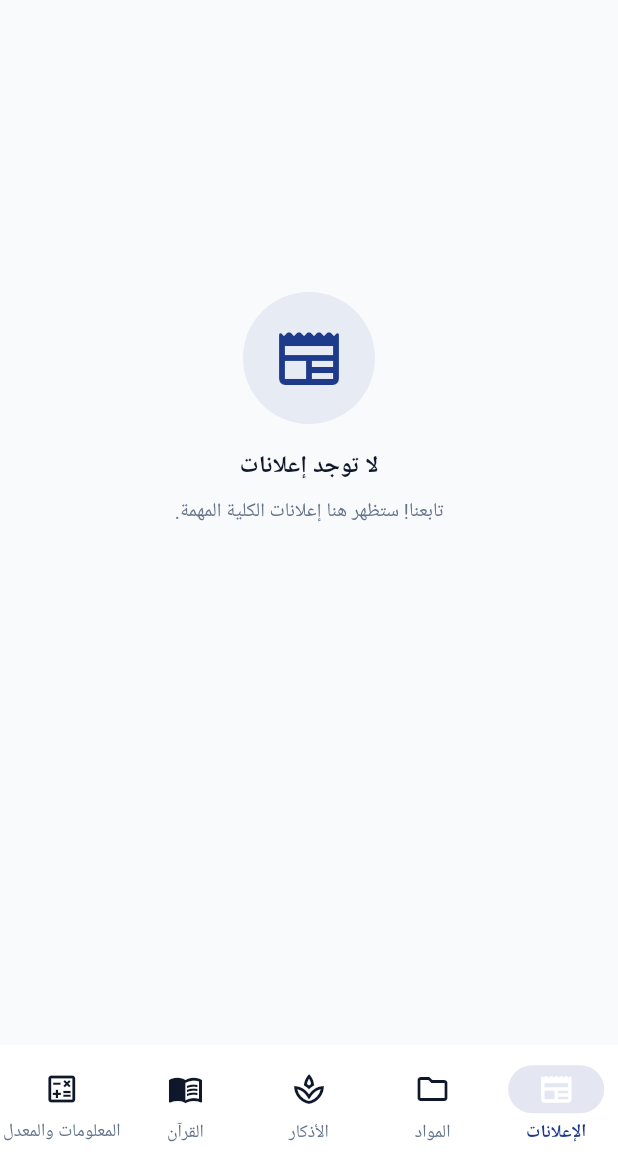
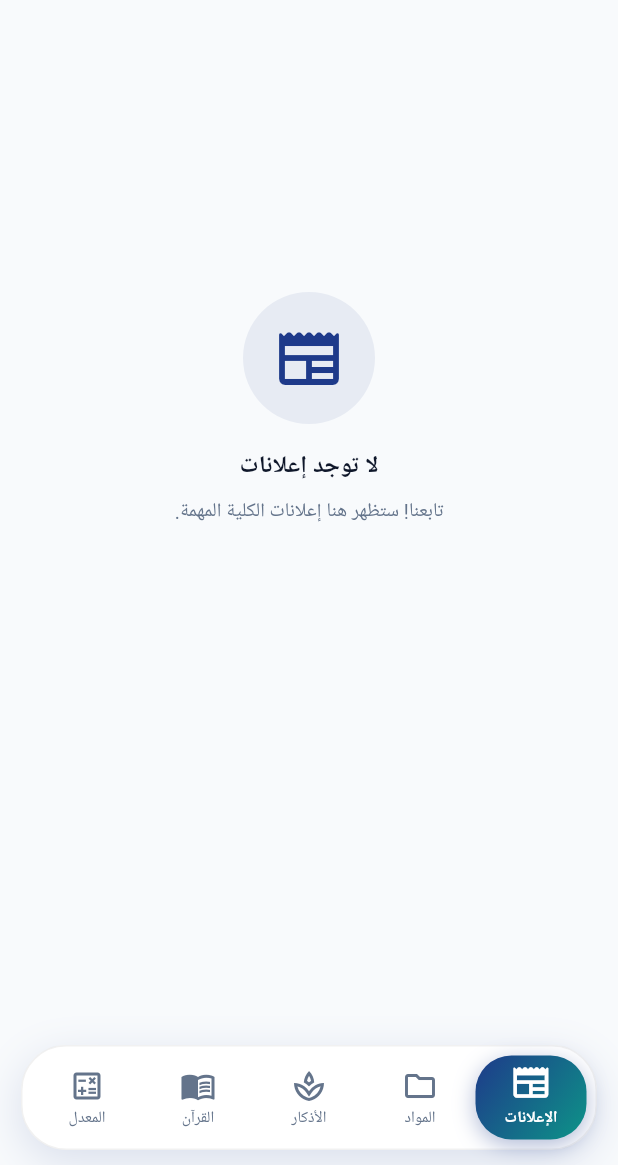
Before and after one commit to gamalzakareya6-star/GenZoo-app, a Flutter app: the MainNavigationScreen screen opened directly, scrolled down 244 dp, on a phone screen of 412 x 824 dp, the part 71-1236 px from its top. Run offline on Flutter 3.47's test engine with Material 3 defaults, Android fonts, the phone set to English and light mode, and no system bars; our stand-ins replace cloud_firestore, file_picker, firebase_auth, firebase_core, firebase_messaging, flutter_compass and 6 more; missing offline and left inert: ota_update; accounts and stored records are empty; network calls fail; Roboto replaces fonts that are missing (Cairo).

Commit message:
Bottom bar: sliding gradient pill that follows page swipes, icon lift, labels always visible, badge support
Co-Authored-By: Claude Sonnet 5.5 <noreply@anthropic.com>
Claude-Session: https://claude.ai/code/session_01GVb6vdXPADLjyTr5ypMTK2

```diff
--- a/lib/screens/main_navigation_screen.dart
+++ b/lib/screens/main_navigation_screen.dart
@@ -6,6 +6,7 @@ import '../models/user_model.dart';
 import '../core/constants/app_colors.dart';
 import '../widgets/custom_widgets.dart';
 import '../widgets/update_dialog.dart';
+import '../widgets/interactive_bottom_bar.dart';
 import 'home/home_screen.dart';
 import 'materials/materials_screen.dart';
 import 'azkar/azkar_screen.dart';
@@ -116,9 +117,10 @@ class _MainNavigationScreenState extends State<MainNavigationScreen> {
         onPageChanged: (i) => setState(() => _currentIndex = i),
         children: _screens.map((w) => KeepAlivePage(child: w)).toList(),
       ),
-      bottomNavigationBar: NavigationBar(
+      bottomNavigationBar: InteractiveBottomBar(
         selectedIndex: _currentIndex,
-        onDestinationSelected: (index) {
+        controller: _pageController,
+        onItemSelected: (index) {
           setState(() => _currentIndex = index);
           _pageController.animateToPage(
             index,
@@ -126,32 +128,27 @@ class _MainNavigationScreenState extends State<MainNavigationScreen> {
             curve: Curves.easeOutCubic,
           );
         },
-        destinations: const [
-          NavigationDestination(
-            icon: Icon(Icons.newspaper_outlined),
-            selectedIcon: Icon(Icons.newspaper_rounded),
-            label: 'الإعلانات',
-          ),
-          NavigationDestination(
-            icon: Icon(Icons.folder_outlined),
-            selectedIcon: Icon(Icons.folder_rounded),
-            label: 'المواد',
-          ),
-          NavigationDestination(
-            icon: Icon(Icons.spa_outlined),
-            selectedIcon: Icon(Icons.spa_rounded),
-            label: 'الأذكار',
-          ),
-          NavigationDestination(
-            icon: Icon(Icons.menu_book_outlined),
-            selectedIcon: Icon(Icons.menu_book_rounded),
-            label: 'القرآن',
-          ),
-          NavigationDestination(
-            icon: Icon(Icons.calculate_outlined),
-            selectedIcon: Icon(Icons.calculate_rounded),
-            label: 'المعلومات والمعدل',
-          ),
+        items: const [
+          InteractiveNavItem(
+              icon: Icons.newspaper_outlined,
+              activeIcon: Icons.newspaper_rounded,
+              label: 'الإعلانات'),
+          InteractiveNavItem(
+              icon: Icons.folder_outlined,
+              activeIcon: Icons.folder_rounded,
+              label: 'المواد'),
+          InteractiveNavItem(
+              icon: Icons.spa_outlined,
+              activeIcon: Icons.spa_rounded,
+              label: 'الأذكار'),
+          InteractiveNavItem(
+              icon: Icons.menu_book_outlined,
+              activeIcon: Icons.menu_book_rounded,
+              label: 'القرآن'),
+          InteractiveNavItem(
+              icon: Icons.calculate_outlined,
+              activeIcon: Icons.calculate_rounded,
+              label: 'المعدل'),
         ],
       ),
     );
--- /dev/null
+++ b/lib/widgets/interactive_bottom_bar.dart
@@ -0,0 +1,233 @@
+import 'package:flutter/material.dart';
+import 'package:flutter/services.dart';
+
+import '../core/constants/app_colors.dart';
+
+class InteractiveNavItem {
+  final IconData icon;
+  final IconData activeIcon;
+  final String label;
+  final int badge; // 0 = no badge
+
+  const InteractiveNavItem({
+    required this.icon,
+    required this.activeIcon,
+    required this.label,
+    this.badge = 0,
+  });
+}
+
+/// Floating bottom navigation bar.
+///
+/// A single gradient "pill" slides under the items and follows the
+/// [PageController] while the user swipes between pages, so the bar always
+/// mirrors the page position. Icons lift/scale and colours blend according to
+/// how close each item is to the pill. Works in RTL and LTR.
+class InteractiveBottomBar extends StatelessWidget {
+  final int selectedIndex;
+  final ValueChanged<int> onItemSelected;
+  final List<InteractiveNavItem> items;
+
+  /// Optional controller whose `page` drives the sliding pill live.
+  final PageController? controller;
+
+  const InteractiveBottomBar({
+    super.key,
+    required this.selectedIndex,
+    required this.onItemSelected,
+    required this.items,
+    this.controller,
+  });
+
+  double _position() {
+    final c = controller;
+    if (c != null && c.hasClients && c.position.haveDimensions) {
+      return (c.page ?? selectedIndex.toDouble())
+          .clamp(0.0, (items.length - 1).toDouble());
+    }
+    return selectedIndex.toDouble();
+  }
+
+  @override
+  Widget build(BuildContext context) {
+    final isDark = Theme.of(context).brightness == Brightness.dark;
+    final n = items.length;
+
+    return SafeArea(
+      top: false,
+      child: Padding(
+        padding: const EdgeInsets.fromLTRB(14, 0, 14, 10),
+        child: Container(
+          height: 70,
+          decoration: BoxDecoration(
+            color: isDark ? const Color(0xFF1E293B) : Colors.white,
+            borderRadius: BorderRadius.circular(30),
+            boxShadow: [
+              BoxShadow(
+                color: isDark
+                    ? Colors.black.withOpacity(0.45)
+                    : AppColors.primary.withOpacity(0.14),
+                blurRadius: 24,
+                offset: const Offset(0, 8),
+              ),
+            ],
+            border: Border.all(
+              color: isDark
+                  ? Colors.white.withOpacity(0.08)
+                  : Colors.grey.withOpacity(0.15),
+            ),
+          ),
+          child: LayoutBuilder(
+            builder: (context, box) {
+              final itemW = (box.maxWidth - 12) / n;
+              return Padding(
+                padding: const EdgeInsets.all(6),
+                child: AnimatedBuilder(
+                  animation: controller ?? const AlwaysStoppedAnimation(0),
+                  builder: (context, _) {
+                    final pos = _position();
+                    return Stack(
+                      children: [
+                        // Sliding gradient pill.
+                        Positioned.directional(
+                          textDirection: Directionality.of(context),
+                          start: pos * itemW,
+                          top: 0,
+                          bottom: 0,
+                          width: itemW,
+                          child: Container(
+                            decoration: BoxDecoration(
+                              gradient: const LinearGradient(
+                                colors: [AppColors.primary, AppColors.secondary],
+                                begin: Alignment.topLeft,
+                                end: Alignment.bottomRight,
+                              ),
+                              borderRadius: BorderRadius.circular(24),
+                              boxShadow: [
+                                BoxShadow(
+                                  color: AppColors.primary.withOpacity(0.35),
+                                  blurRadius: 12,
+                                  offset: const Offset(0, 4),
+                                ),
+                              ],
+                            ),
+                          ),
+                        ),
+                        Row(
+                          children: List.generate(n, (i) {
+                            final t =
+                                (1 - (pos - i).abs()).clamp(0.0, 1.0).toDouble();
+                            return SizedBox(
+                              width: itemW,
+                              child: _NavItem(
+                                item: items[i],
+                                t: t,
+                                selected: i == selectedIndex,
+                                isDark: isDark,
+                                onTap: () {
+                                  if (i != selectedIndex) {
+                                    HapticFeedback.selectionClick();
+                                  }
+                                  onItemSelected(i);
+                                },
+                              ),
+                            );
+                          }),
+                        ),
+                      ],
+                    );
+                  },
+                ),
+              );
+            },
+          ),
+        ),
+      ),
+    );
+  }
+}
+
+class _NavItem extends StatelessWidget {
+  final InteractiveNavItem item;
+  final double t; // 0 = far from pill, 1 = pill is on this item
+  final bool selected;
+  final bool isDark;
+  final VoidCallback onTap;
+
+  const _NavItem({
+    required this.item,
+    required this.t,
+    required this.selected,
+    required this.isDark,
+    required this.onTap,
+  });
+
+  @override
+  Widget build(BuildContext context) {
+    final idle = isDark ? Colors.grey.shade400 : const Color(0xFF64748B);
+    final color = Color.lerp(idle, Colors.white, t)!;
+
+    return InkResponse(
+      onTap: onTap,
+      radius: 34,
+      containedInkWell: false,
+      highlightShape: BoxShape.circle,
+      child: Semantics(
+        button: true,
+        selected: selected,
+        label: item.label,
+        child: Column(
+          mainAxisAlignment: MainAxisAlignment.center,
+          children: [
+            Transform.translate(
+              offset: Offset(0, -2.5 * t),
+              child: Transform.scale(
+                scale: 1 + 0.16 * t,
+                child: Stack(
+                  clipBehavior: Clip.none,
+                  children: [
+                    Icon(t > 0.5 ? item.activeIcon : item.icon,
+                        size: 24, color: color),
+                    if (item.badge > 0)
+                      Positioned.directional(
+                        textDirection: Directionality.of(context),
+                        end: -6,
+                        top: -4,
+                        child: Container(
+                          padding: const EdgeInsets.symmetric(
+                              horizontal: 4, vertical: 1),
+                          decoration: BoxDecoration(
+                            color: AppColors.error,
+                            borderRadius: BorderRadius.circular(8),
+                          ),
+                          child: Text(
+                            item.badge > 9 ? '9+' : '${item.badge}',
+                            style: const TextStyle(
+                                color: Colors.white,
+                                fontSize: 9,
+                                fontWeight: FontWeight.bold),
+                          ),
+                        ),
+                      ),
+                  ],
+                ),
+              ),
+            ),
+            const SizedBox(height: 3),
+            Text(
+              item.label,
+              maxLines: 1,
+              overflow: TextOverflow.ellipsis,
+              style: TextStyle(
+                fontSize: 10.5,
+                height: 1.1,
+                color: color,
+                fontWeight: t > 0.5 ? FontWeight.bold : FontWeight.w500,
+              ),
+            ),
+          ],
+        ),
+      ),
+    );
+  }
+}
```
